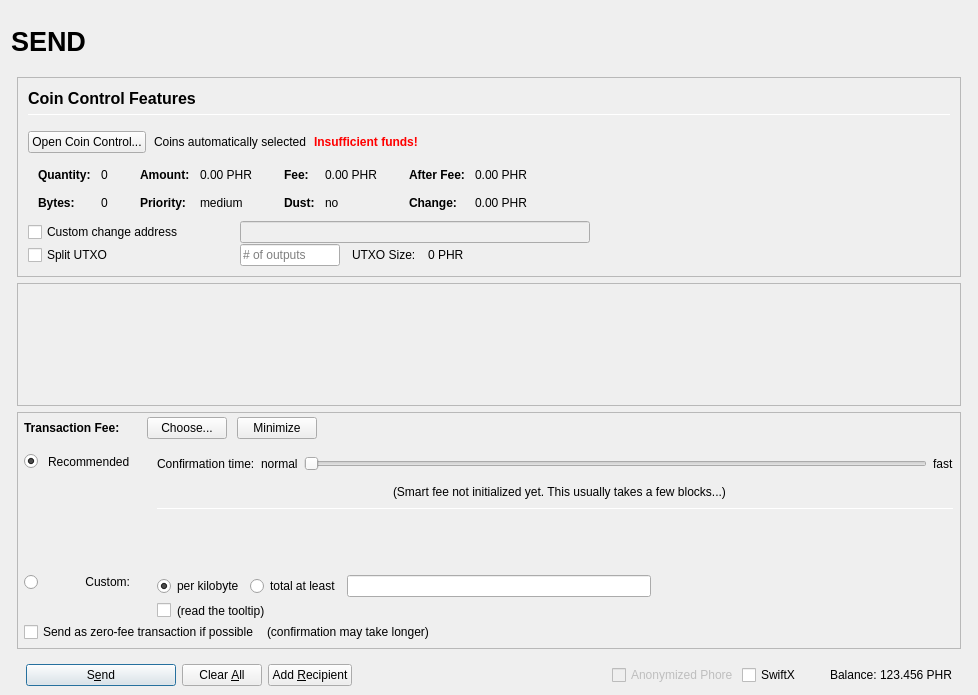
Old version of the form src/qt/forms/sendcoinsdialog.ui in the repository MichaelHDesigns/lunarium.
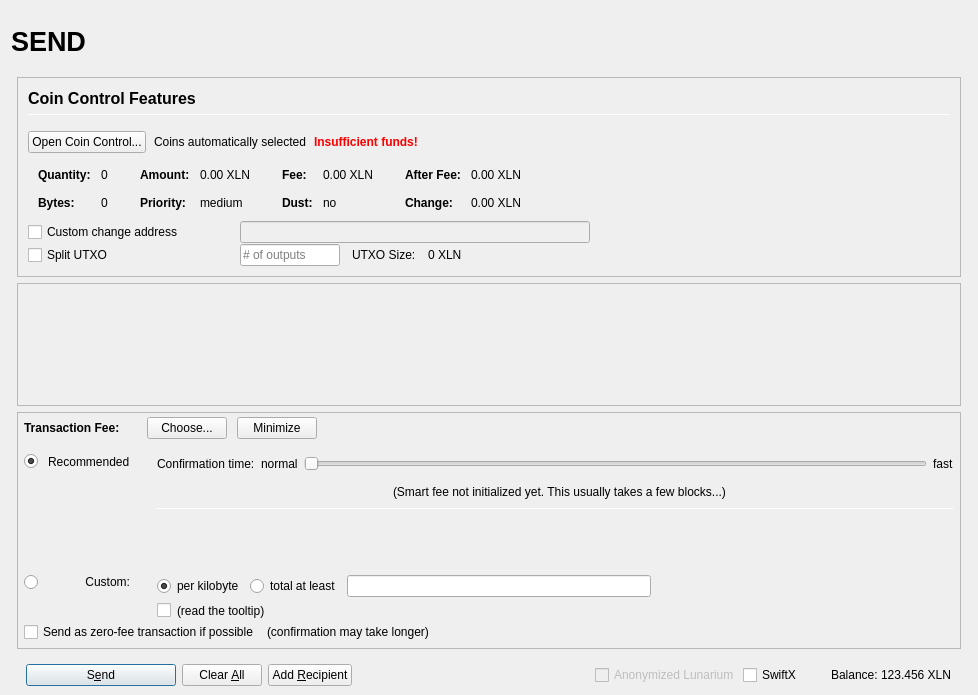
New version of the form. Icons and pictures are not drawn. Custom widgets are drawn as their Qt base class.

Commit message: First pass of rebranding to Lunarium/XLN

```diff
--- a/src/qt/forms/sendcoinsdialog.ui
+++ b/src/qt/forms/sendcoinsdialog.ui
@@ -493,7 +493,7 @@
                         <enum>Qt::ActionsContextMenu</enum>
                        </property>
                        <property name="text">
-                        <string notr="true">0.00 PHR</string>
+                        <string notr="true">0.00 XLN</string>
                        </property>
                        <property name="textInteractionFlags">
                         <set>Qt::LinksAccessibleByMouse|Qt::TextSelectableByKeyboard|Qt::TextSelectableByMouse</set>
@@ -573,7 +573,7 @@
                         <enum>Qt::ActionsContextMenu</enum>
                        </property>
                        <property name="text">
-                        <string notr="true">0.00 PHR</string>
+                        <string notr="true">0.00 XLN</string>
                        </property>
                        <property name="textInteractionFlags">
                         <set>Qt::LinksAccessibleByMouse|Qt::TextSelectableByKeyboard|Qt::TextSelectableByMouse</set>
@@ -653,7 +653,7 @@
                         <enum>Qt::ActionsContextMenu</enum>
                        </property>
                        <property name="text">
-                        <string notr="true">0.00 PHR</string>
+                        <string notr="true">0.00 XLN</string>
                        </property>
                        <property name="textInteractionFlags">
                         <set>Qt::LinksAccessibleByMouse|Qt::TextSelectableByKeyboard|Qt::TextSelectableByMouse</set>
@@ -682,7 +682,7 @@
                         <enum>Qt::ActionsContextMenu</enum>
                        </property>
                        <property name="text">
-                        <string notr="true">0.00 PHR</string>
+                        <string notr="true">0.00 XLN</string>
                        </property>
                        <property name="textInteractionFlags">
                         <set>Qt::LinksAccessibleByMouse|Qt::TextSelectableByKeyboard|Qt::TextSelectableByMouse</set>
@@ -849,7 +849,7 @@
                 <item>
                  <widget class="QLabel" name="labelBlockSize">
                   <property name="text">
-                   <string>0 PHR</string>
+                   <string>0 XLN</string>
                   </property>
                  </widget>
                 </item>
@@ -1686,7 +1686,7 @@
                 <bool>false</bool>
                </property>
                <property name="text">
-                <string>Anonymized Phore</string>
+                <string>Anonymized Lunarium</string>
                </property>
               </widget>
              </item>
@@ -1725,7 +1725,7 @@
                 <cursorShape>IBeamCursor</cursorShape>
                </property>
                <property name="text">
-                <string notr="true">123.456 PHR</string>
+                <string notr="true">123.456 XLN</string>
                </property>
                <property name="textInteractionFlags">
                 <set>Qt::LinksAccessibleByMouse|Qt::TextSelectableByKeyboard|Qt::TextSelectableByMouse</set>
```
Left out of the diff: 18 changed lines with no effect on the pictures. The commit also changes 352 other files.
